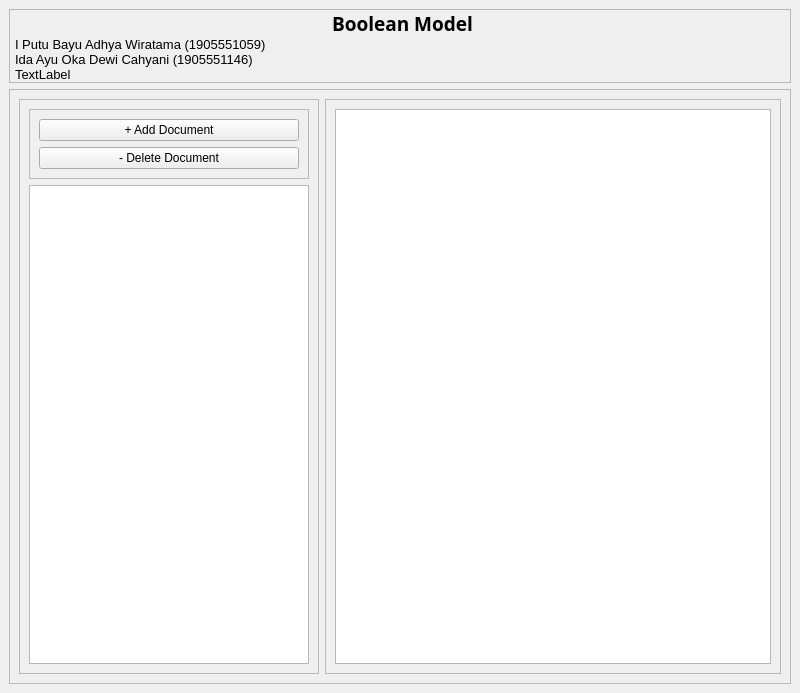
Old version of the form 1_Word Tokenize/wt_gui.ui in the repository TamaWira/DIRDA.
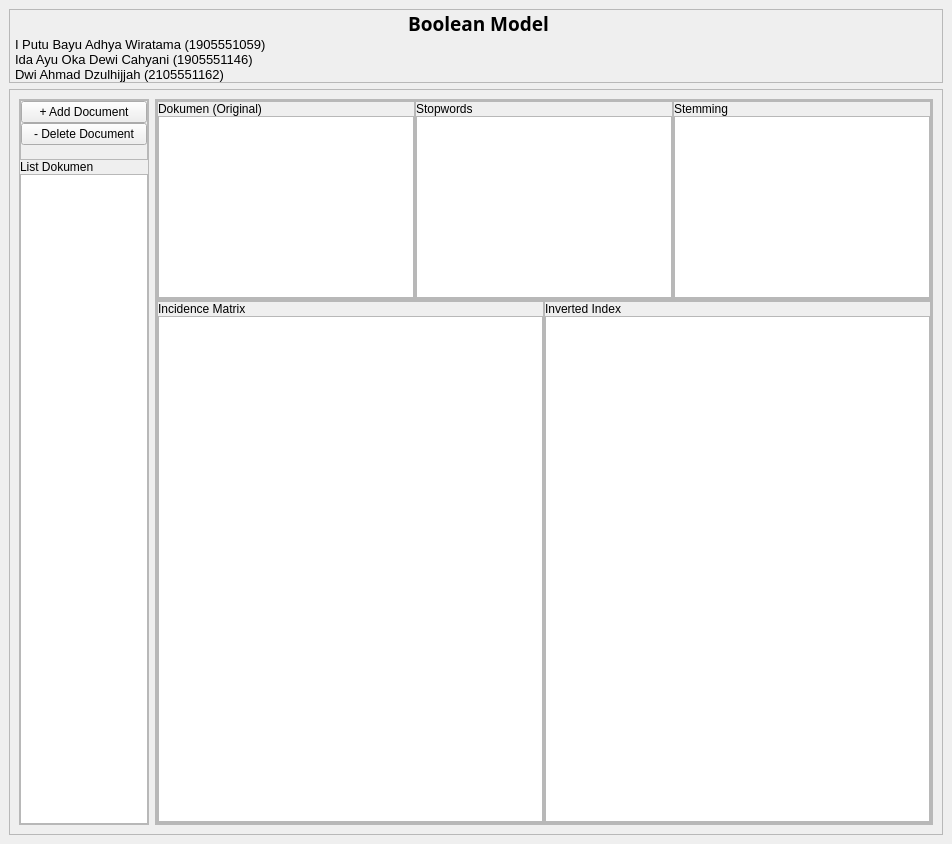
New version of the form.

```diff
--- a/1_Word Tokenize/wt_gui.ui
+++ b/1_Word Tokenize/wt_gui.ui
@@ -6,8 +6,8 @@
    <rect>
     <x>0</x>
     <y>0</y>
-    <width>800</width>
-    <height>693</height>
+    <width>952</width>
+    <height>844</height>
    </rect>
   </property>
   <property name="minimumSize">
@@ -117,7 +117,7 @@
           </font>
          </property>
          <property name="text">
-          <string>TextLabel</string>
+          <string>Dwi Ahmad Dzulhijjah (2105551162)</string>
          </property>
         </widget>
        </item>
@@ -135,6 +135,12 @@
       <layout class="QHBoxLayout" name="horizontalLayout">
        <item>
         <widget class="QFrame" name="frameDokumen">
+         <property name="sizePolicy">
+          <sizepolicy hsizetype="Maximum" vsizetype="Preferred">
+           <horstretch>0</horstretch>
+           <verstretch>0</verstretch>
+          </sizepolicy>
+         </property>
          <property name="maximumSize">
           <size>
            <width>300</width>
@@ -148,6 +154,21 @@
           <enum>QFrame::Raised</enum>
          </property>
          <layout class="QVBoxLayout" name="verticalLayout_3">
+          <property name="spacing">
+           <number>0</number>
+          </property>
+          <property name="leftMargin">
+           <number>0</number>
+          </property>
+          <property name="topMargin">
+           <number>0</number>
+          </property>
+          <property name="rightMargin">
+           <number>0</number>
+          </property>
+          <property name="bottomMargin">
+           <number>0</number>
+          </property>
           <item>
            <widget class="QFrame" name="frameBtn">
             <property name="maximumSize">
@@ -163,6 +184,21 @@
              <enum>QFrame::Raised</enum>
             </property>
             <layout class="QVBoxLayout" name="verticalLayout_4">
+             <property name="spacing">
+              <number>0</number>
+             </property>
+             <property name="leftMargin">
+              <number>0</number>
+             </property>
+             <property name="topMargin">
+              <number>0</number>
+             </property>
+             <property name="rightMargin">
+              <number>0</number>
+             </property>
+             <property name="bottomMargin">
+              <number>0</number>
+             </property>
              <item>
               <widget class="QPushButton" name="btnAdd">
                <property name="text">
@@ -177,9 +213,23 @@
                </property>
               </widget>
              </item>
+             <item>
+              <widget class="QLabel" name="label_7">
+               <property name="text">
+                <string/>
+               </property>
+              </widget>
+             </item>
             </layout>
            </widget>
           </item>
+          <item>
+           <widget class="QLabel" name="label_6">
+            <property name="text">
+             <string>List Dokumen</string>
+            </property>
+           </widget>
+          </item>
           <item>
            <widget class="QListWidget" name="listDokumen"/>
           </item>
@@ -195,8 +245,304 @@
           <enum>QFrame::Raised</enum>
          </property>
          <layout class="QVBoxLayout" name="verticalLayout_5">
+          <property name="spacing">
+           <number>0</number>
+          </property>
+          <property name="leftMargin">
+           <number>0</number>
+          </property>
+          <property name="topMargin">
+           <number>0</number>
+          </property>
+          <property name="rightMargin">
+           <number>0</number>
+          </property>
+          <property name="bottomMargin">
+           <number>0</number>
+          </property>
           <item>
-           <widget class="QListWidget" name="listIndex"/>
+           <widget class="QFrame" name="frameProses">
+            <property name="maximumSize">
+             <size>
+              <width>16777215</width>
+              <height>200</height>
+             </size>
+            </property>
+            <property name="frameShape">
+             <enum>QFrame::StyledPanel</enum>
+            </property>
+            <property name="frameShadow">
+             <enum>QFrame::Raised</enum>
+            </property>
+            <layout class="QHBoxLayout" name="horizontalLayout_2">
+             <property name="spacing">
+              <number>0</number>
+             </property>
+             <property name="leftMargin">
+              <number>0</number>
+             </property>
+             <property name="topMargin">
+              <number>0</number>
+             </property>
+             <property name="rightMargin">
+              <number>0</number>
+             </property>
+             <property name="bottomMargin">
+              <number>0</number>
+             </property>
+             <item>
+              <widget class="QFrame" name="frame_3">
+               <property name="frameShape">
+                <enum>QFrame::StyledPanel</enum>
+               </property>
+               <property name="frameShadow">
+                <enum>QFrame::Raised</enum>
+               </property>
+               <layout class="QVBoxLayout" name="verticalLayout_6">
+                <property name="spacing">
+                 <number>0</number>
+                </property>
+                <property name="leftMargin">
+                 <number>0</number>
+                </property>
+                <property name="topMargin">
+                 <number>0</number>
+                </property>
+                <property name="rightMargin">
+                 <number>0</number>
+                </property>
+                <property name="bottomMargin">
+                 <number>0</number>
+                </property>
+                <item>
+                 <widget class="QLabel" name="label">
+                  <property name="maximumSize">
+                   <size>
+                    <width>16777215</width>
+                    <height>20</height>
+                   </size>
+                  </property>
+                  <property name="text">
+                   <string>Dokumen (Original)</string>
+                  </property>
+                 </widget>
+                </item>
+                <item>
+                 <widget class="QListWidget" name="listOriginal">
+                  <property name="sizePolicy">
+                   <sizepolicy hsizetype="Minimum" vsizetype="Minimum">
+                    <horstretch>0</horstretch>
+                    <verstretch>0</verstretch>
+                   </sizepolicy>
+                  </property>
+                 </widget>
+                </item>
+               </layout>
+              </widget>
+             </item>
+             <item>
+              <widget class="QFrame" name="frame_4">
+               <property name="frameShape">
+                <enum>QFrame::StyledPanel</enum>
+               </property>
+               <property name="frameShadow">
+                <enum>QFrame::Raised</enum>
+               </property>
+               <layout class="QVBoxLayout" name="verticalLayout_7">
+                <property name="spacing">
+                 <number>0</number>
+                </property>
+                <property name="leftMargin">
+                 <number>0</number>
+                </property>
+                <property name="topMargin">
+                 <number>0</number>
+                </property>
+                <property name="rightMargin">
+                 <number>0</number>
+                </property>
+                <property name="bottomMargin">
+                 <number>0</number>
+                </property>
+                <item>
+                 <widget class="QLabel" name="label_2">
+                  <property name="maximumSize">
+                   <size>
+                    <width>16777215</width>
+                    <height>20</height>
+                   </size>
+                  </property>
+                  <property name="text">
+                   <string>Stopwords</string>
+                  </property>
+                 </widget>
+                </item>
+                <item>
+                 <widget class="QListWidget" name="listStopwords">
+                  <property name="sizePolicy">
+                   <sizepolicy hsizetype="Minimum" vsizetype="Minimum">
+                    <horstretch>0</horstretch>
+                    <verstretch>0</verstretch>
+                   </sizepolicy>
+                  </property>
+                 </widget>
+                </item>
+               </layout>
+              </widget>
+             </item>
+             <item>
+              <widget class="QFrame" name="frame_5">
+               <property name="frameShape">
+                <enum>QFrame::StyledPanel</enum>
+               </property>
+               <property name="frameShadow">
+                <enum>QFrame::Raised</enum>
+               </property>
+               <layout class="QVBoxLayout" name="verticalLayout_8">
+                <property name="spacing">
+                 <number>0</number>
+                </property>
+                <property name="leftMargin">
+                 <number>0</number>
+                </property>
+                <property name="topMargin">
+                 <number>0</number>
+                </property>
+                <property name="rightMargin">
+                 <number>0</number>
+                </property>
+                <property name="bottomMargin">
+                 <number>0</number>
+                </property>
+                <item>
+                 <widget class="QLabel" name="label_3">
+                  <property name="maximumSize">
+                   <size>
+                    <width>16777215</width>
+                    <height>20</height>
+                   </size>
+                  </property>
+                  <property name="text">
+                   <string>Stemming</string>
+                  </property>
+                 </widget>
+                </item>
+                <item>
+                 <widget class="QListWidget" name="listStemming">
+                  <property name="sizePolicy">
+                   <sizepolicy hsizetype="Minimum" vsizetype="Minimum">
+                    <horstretch>0</horstretch>
+                    <verstretch>0</verstretch>
+                   </sizepolicy>
+                  </property>
+                 </widget>
+                </item>
+               </layout>
+              </widget>
+             </item>
+            </layout>
+           </widget>
+          </item>
+          <item>
+           <widget class="QFrame" name="frame_2">
+            <property name="frameShape">
+             <enum>QFrame::StyledPanel</enum>
+            </property>
+            <property name="frameShadow">
+             <enum>QFrame::Raised</enum>
+            </property>
+            <layout class="QHBoxLayout" name="horizontalLayout_3">
+             <property name="spacing">
+              <number>0</number>
+             </property>
+             <property name="leftMargin">
+              <number>0</number>
+             </property>
+             <property name="topMargin">
+              <number>0</number>
+             </property>
+             <property name="rightMargin">
+              <number>0</number>
+             </property>
+             <property name="bottomMargin">
+              <number>0</number>
+             </property>
+             <item>
+              <widget class="QFrame" name="frame_6">
+               <property name="frameShape">
+                <enum>QFrame::StyledPanel</enum>
+               </property>
+               <property name="frameShadow">
+                <enum>QFrame::Raised</enum>
+               </property>
+               <layout class="QVBoxLayout" name="verticalLayout_9">
+                <property name="spacing">
+                 <number>0</number>
+                </property>
+                <property name="leftMargin">
+                 <number>0</number>
+                </property>
+                <property name="topMargin">
+                 <number>0</number>
+                </property>
+                <property name="rightMargin">
+                 <number>0</number>
+                </property>
+                <property name="bottomMargin">
+                 <number>0</number>
+                </property>
+                <item>
+                 <widget class="QLabel" name="label_4">
+                  <property name="text">
+                   <string>Incidence Matrix</string>
+                  </property>
+                 </widget>
+                </item>
+                <item>
+                 <widget class="QTableWidget" name="tableWidget"/>
+                </item>
+               </layout>
+              </widget>
+             </item>
+             <item>
+              <widget class="QFrame" name="frame_7">
+               <property name="frameShape">
+                <enum>QFrame::StyledPanel</enum>
+               </property>
+               <property name="frameShadow">
+                <enum>QFrame::Raised</enum>
+               </property>
+               <layout class="QVBoxLayout" name="verticalLayout_10">
+                <property name="spacing">
+                 <number>0</number>
+                </property>
+                <property name="leftMargin">
+                 <number>0</number>
+                </property>
+                <property name="topMargin">
+                 <number>0</number>
+                </property>
+                <property name="rightMargin">
+                 <number>0</number>
+                </property>
+                <property name="bottomMargin">
+                 <number>0</number>
+                </property>
+                <item>
+                 <widget class="QLabel" name="label_5">
+                  <property name="text">
+                   <string>Inverted Index</string>
+                  </property>
+                 </widget>
+                </item>
+                <item>
+                 <widget class="QListWidget" name="listInverted"/>
+                </item>
+               </layout>
+              </widget>
+             </item>
+            </layout>
+           </widget>
           </item>
          </layout>
         </widget>
```
